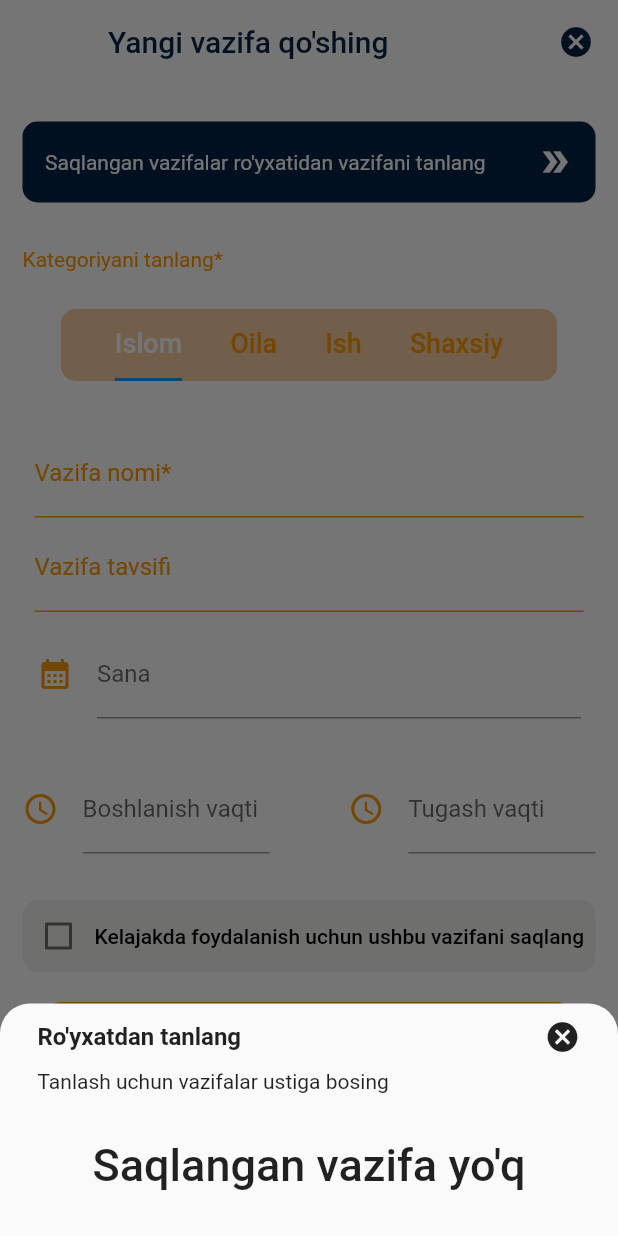
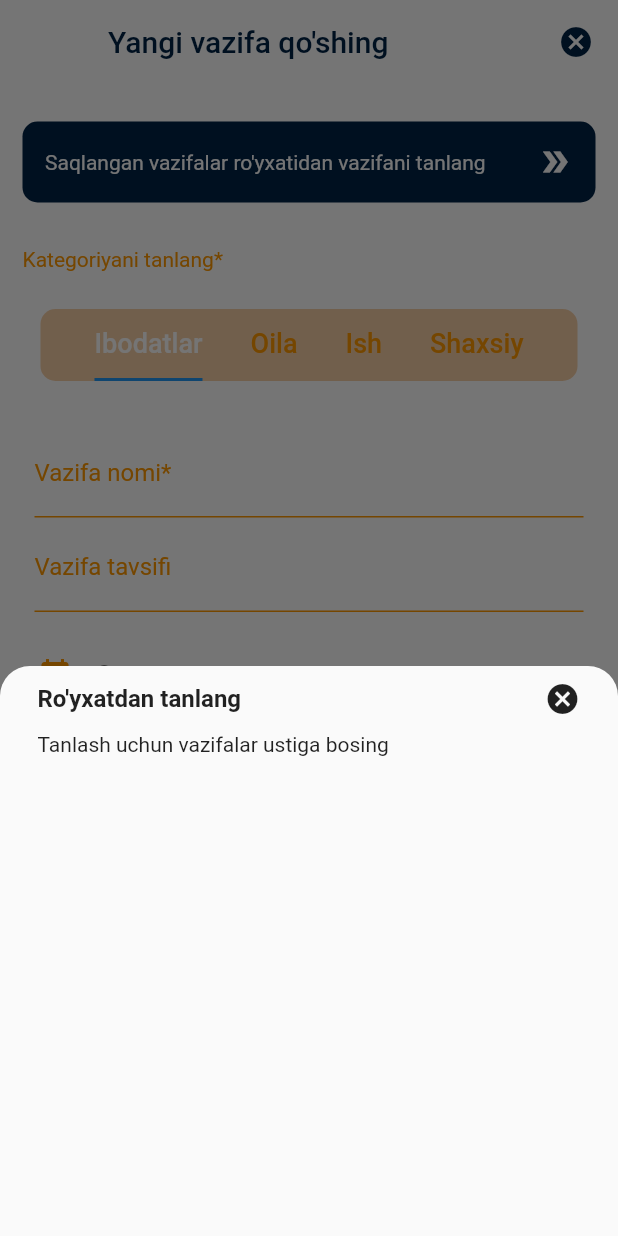
Before and after one commit to Shakhzod19980615/taskinator, a Flutter app: the AddingPage screen opened directly, after a tap on "Saqlangan vazifalar ro'yxatidan vazifani", on a phone screen of 412 x 824 dp. Run offline on Flutter 3.47's test engine with Material 2 defaults, Android fonts, the phone set to English and light mode, and no system bars; drawn by our look-alikes of date_time_picker; our stand-ins replace buttons_tabbar, flutter_local_notifications, flutter_native_timezone, fluttertoast, google_nav_bar, rxdart and 2 more; missing offline and left inert: checkbox_formfield, flutter_timeline_calendar; accounts and stored records are empty.

Commit message:
fixed bugs 1

```diff
--- a/lib/screens/adding_page.dart
+++ b/lib/screens/adding_page.dart
@@ -86,7 +86,7 @@ class _AddingPageState extends State<AddingPage> with SingleTickerProviderStateM
     super.dispose();
   }
    List<Tab> myTabs = <Tab>[
-    Tab(child: Text("Islom",style: TextStyle(fontSize: 18),),),
+    Tab(child: Text("Ibodatlar",style: TextStyle(fontSize: 18),),),
     Tab(child: Text("Oila",style: TextStyle(fontSize: 18),),),
     Tab(child: Text("Ish",style: TextStyle(fontSize: 18),),),
     Tab(child: Text("Shaxsiy",style: TextStyle(fontSize: 18),),),
--- a/lib/utils/notification_service.dart
+++ b/lib/utils/notification_service.dart
@@ -54,7 +54,7 @@ class NotificationService{
     return await notificationsPlugin.zonedSchedule(
         taskModel.id!!,
         taskModel.task_title,
-        "start with Bismillah :)",
+        " Bismillah bilan boshlang :)",
         _convertTime(hour,minutes),
         //tz.TZDateTime.now(tz.local),
         /*tz.TZDateTime.local(DateTime.now().year,DateTime.now().month,DateTime.now().day,
--- a/lib/widget/bottom_sheet.dart
+++ b/lib/widget/bottom_sheet.dart
@@ -35,7 +35,7 @@ class BottomSheetTask extends StatelessWidget {
             FutureBuilder<List<TaskModel>>(
                 future:  _sqliteService.getSavedTasks(),
                 builder: (context,snapshot){
-                  if(snapshot.hasData){
+                  if(!snapshot.hasData){
                     return Container(
                         margin: EdgeInsets.symmetric(vertical: 20),
                         child: Text("Saqlangan vazifa yo'q",style: TextStyle(fontSize: 30,fontWeight: FontWeight.w500),));
--- a/lib/widget/saved_list_item.dart
+++ b/lib/widget/saved_list_item.dart
@@ -19,14 +19,14 @@ class _SavedListItemState extends State<SavedListItem> {
   Widget build(BuildContext context) {
     int? taskCategory = widget.savedTaskList?[widget.savedTaskIndex].category?.toInt();
     if(taskCategory.toString() =="0"){
-      _taskCategory = "Islam";
+      _taskCategory = "Ibodatlar";
     }else if(taskCategory.toString() == "1"){
-      _taskCategory = "Family";
+      _taskCategory = "Oila";
 
     }else if(taskCategory.toString() =="2"){
-      _taskCategory = "Work";
+      _taskCategory = "Ish";
     }else{
-      _taskCategory = "Personal";
+      _taskCategory = "Shaxsiy";
     }
    /* switch(widget.savedTaskList?.first.category??0){
       case 0 : taskCategory = "Islam";
@@ -62,7 +62,7 @@ class _SavedListItemState extends State<SavedListItem> {
           children: [
             Row(
               children: [
-                Text("Name",style: TextStyle(fontSize: 14,color: Colors.white),),
+                Text("Vazifa nomi",style: TextStyle(fontSize: 14,color: Colors.white),),
                 Container(
                     margin: EdgeInsets.symmetric(horizontal: 10,vertical: 5),
                     child: Text("-",style: TextStyle(fontSize: 14,color: Colors.white),)),
@@ -71,7 +71,7 @@ class _SavedListItemState extends State<SavedListItem> {
             ),
             Row(
               children: [
-                Text("Category",style: TextStyle(fontSize: 14,color: Colors.white)),
+                Text("Kategoriya",style: TextStyle(fontSize: 14,color: Colors.white)),
                 Container(margin: EdgeInsets.symmetric(horizontal: 10,vertical: 5),
                     child: Text("-",style: TextStyle(fontSize: 14,color: Colors.white),)),
                 Text(_taskCategory,style: TextStyle(fontSize: 14,color: Colors.white),)
@@ -79,7 +79,7 @@ class _SavedListItemState extends State<SavedListItem> {
             ),
             Row(
               children: [
-                Text("Start time",style: TextStyle(fontSize: 14,color: Colors.white)),
+                Text("Boshlanish vaqti",style: TextStyle(fontSize: 14,color: Colors.white)),
                 Container(margin: EdgeInsets.symmetric(horizontal: 10,vertical: 5),
                     child: Text("-",style: TextStyle(fontSize: 14,color: Colors.white),)),
                 Text(widget.savedTaskList?[widget.savedTaskIndex].start_time??"",style: TextStyle(fontSize: 14,color: Colors.white),)
@@ -87,7 +87,7 @@ class _SavedListItemState extends State<SavedListItem> {
             ),
             Row(
               children: [
-                Text("End time",style: TextStyle(fontSize: 14,color: Colors.white)),
+                Text("Tugash vaqti",style: TextStyle(fontSize: 14,color: Colors.white)),
                 Container(margin: EdgeInsets.symmetric(horizontal: 10,vertical: 5),
                     child: Text("-",style: TextStyle(fontSize: 14,color: Colors.white),)),
                 Text(widget.savedTaskList?[widget.savedTaskIndex].end_time??"",style: TextStyle(fontSize: 14,color: Colors.white),)
```
Also changed, not shown: lib/screens/home_page.dart (+6 -10 lines).
